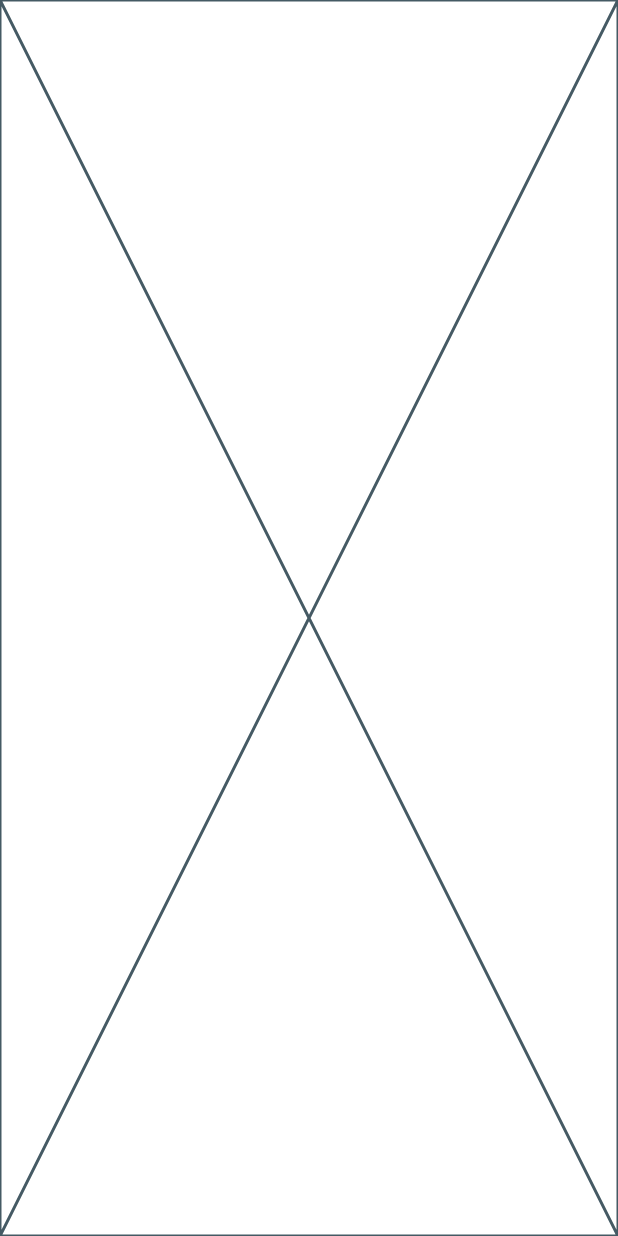
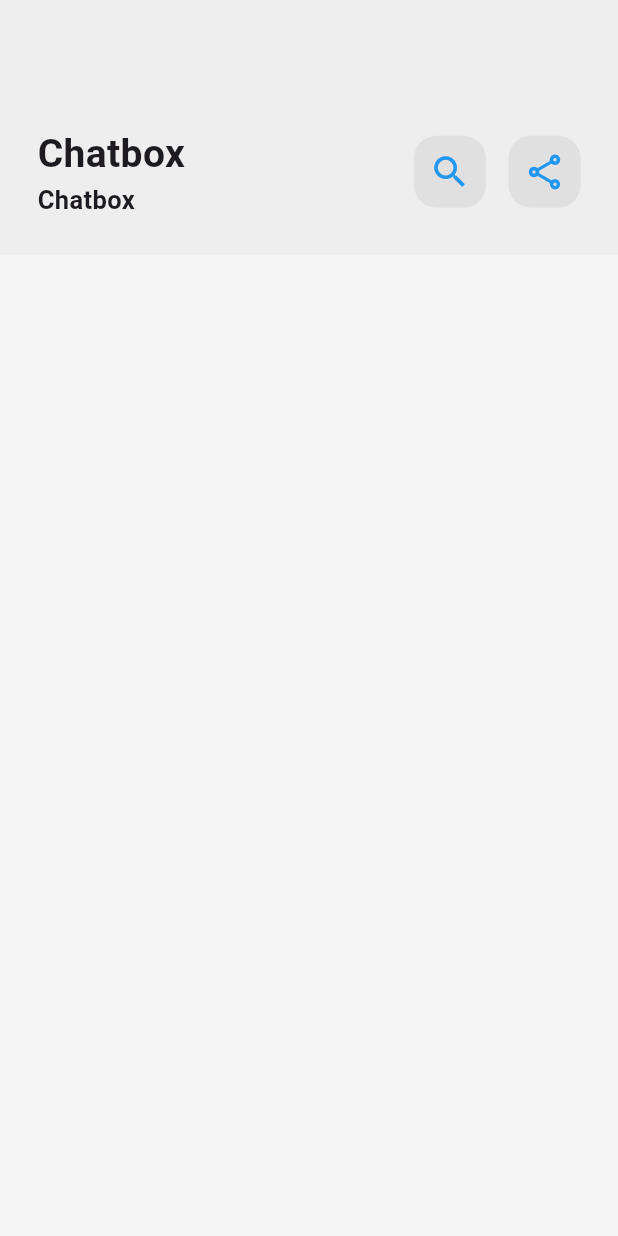
Before and after one commit to AlbenBustamante/cloud_files_app_ui, a Flutter app: the screen it shows after launch, after a tap on "Chatbox", on a phone screen of 412 x 824 dp. Run offline on Flutter 3.47's test engine with Material 3 defaults, Android fonts, the light colour scheme and no system bars.

Commit message:
feat: design header section

```diff
--- a/lib/pages/project_page.dart
+++ b/lib/pages/project_page.dart
@@ -12,6 +12,48 @@
 class _ProjectPageState extends State<ProjectPage> {
   @override
   Widget build(BuildContext context) {
-    return const Placeholder();
+    return Scaffold(
+        backgroundColor: Colors.grey.shade100,
+        body: Column(
+          children: [_header()],
+        ));
+  }
+
+  Widget _header() {
+    return Container(
+        alignment: Alignment.bottomLeft,
+        padding: const EdgeInsets.all(25.0),
+        height: 170.0,
+        decoration: BoxDecoration(color: Colors.grey[200]),
+        child: Row(
+          mainAxisAlignment: MainAxisAlignment.spaceBetween,
+          children: [
+            Column(
+                crossAxisAlignment: CrossAxisAlignment.start,
+                mainAxisSize: MainAxisSize.min,
+                children: [
+                  const Text('Chatbox',
+                      style: TextStyle(
+                          fontSize: 26.0, fontWeight: FontWeight.bold)),
+                  Text(widget._folderName,
+                      style: const TextStyle(
+                          fontSize: 17.0, fontWeight: FontWeight.bold))
+                ]),
+            Row(children: [
+              _headerIcon(Icons.search),
+              const SizedBox(width: 15.0),
+              _headerIcon(Icons.share_outlined)
+            ])
+          ],
+        ));
+  }
+
+  Container _headerIcon(IconData icon) {
+    return Container(
+      decoration: BoxDecoration(
+          color: Colors.grey[300], borderRadius: BorderRadius.circular(15.0)),
+      child: IconButton(
+          icon: Icon(icon, size: 28.0, color: Colors.blue), onPressed: () {}),
+    );
   }
 }
```
